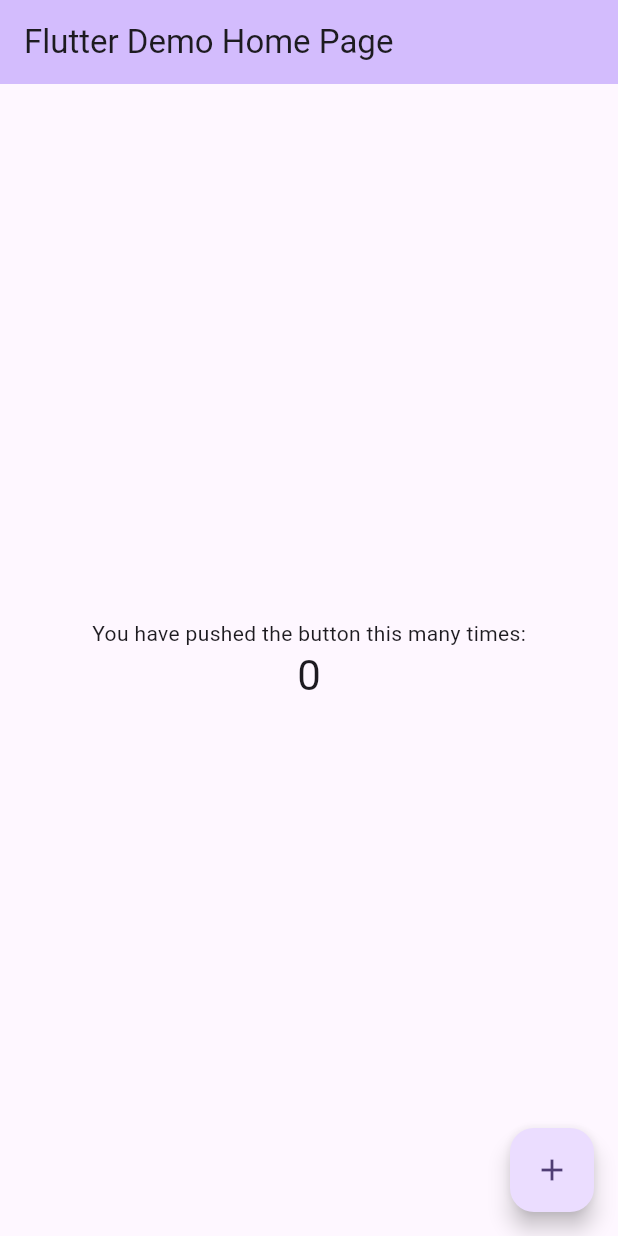
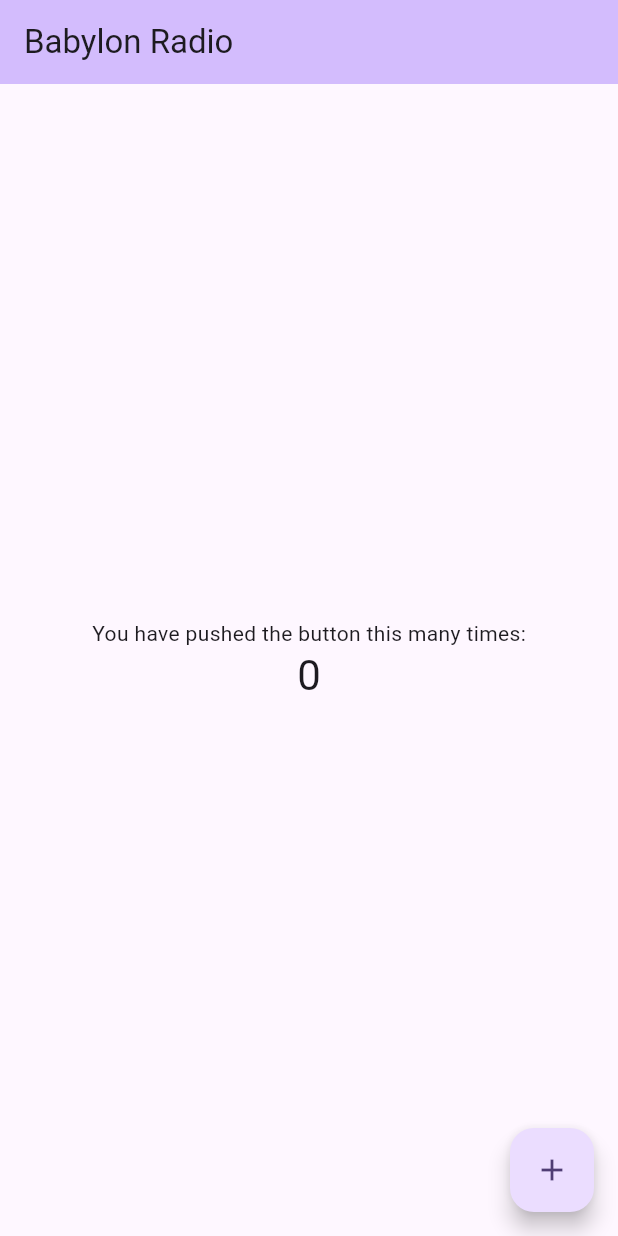
Before and after one commit to Radio-Babylon/babylon_app, a Flutter app: the screen it shows after launch, on a phone screen of 412 x 824 dp. Run offline on Flutter 3.47's test engine with Material 3 defaults, Android fonts, the phone set to English and light mode, and no system bars.

Commit message:
babylon test1

```diff
--- a/lib/main.dart
+++ b/lib/main.dart
@@ -31,7 +31,7 @@ class MyApp extends StatelessWidget {
         colorScheme: ColorScheme.fromSeed(seedColor: Colors.deepPurple),
         useMaterial3: true,
       ),
-      home: const MyHomePage(title: 'Flutter Demo Home Page'),
+      home: const MyHomePage(title: 'Babylon Radio'),
     );
   }
 }
```
